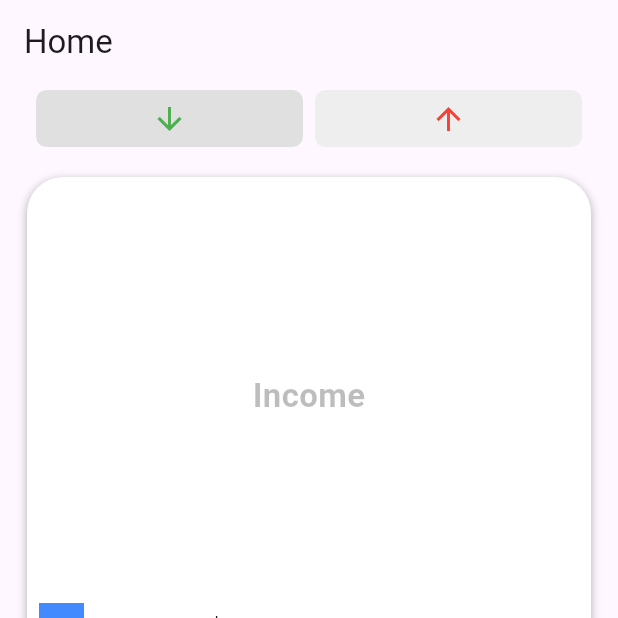
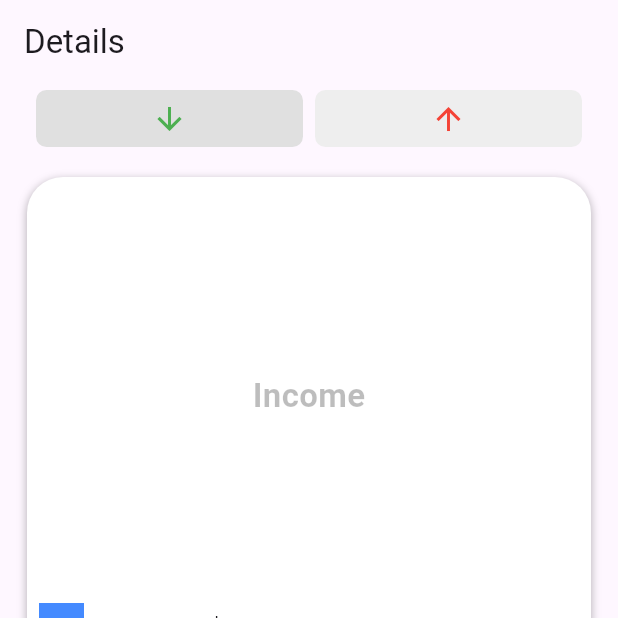
Before and after one commit to ConnorX97/finance_management, a Flutter app: the screen it shows after launch, item 2 of the bottom bar chosen, on a phone screen of 412 x 824 dp, the top half of it. Run offline on Flutter 3.47's test engine with Material 3 defaults, Android fonts, the phone set to English and light mode, and no system bars; drawn by our look-alikes of buttons_tabbar, fl_chart, salomon_bottom_bar.

Commit message:
appBarTitle

```diff
--- a/lib/views/allChartView.dart
+++ b/lib/views/allChartView.dart
@@ -18,5 +18,3 @@ class _FullChartViewState extends State<FullChartView> {
     );
   }
 }
-
-// need to be optimized
--- a/lib/views/homeView.dart
+++ b/lib/views/homeView.dart
@@ -14,13 +14,25 @@ class _HomePageState extends State<HomePage> {
   List<Widget> views = <Widget>[
     const HomeView(),
     const DetailScreen(),
-    FullChartView(),
+    const FullChartView(),
   ];
   @override
   Widget build(BuildContext context) {
     return Scaffold(
       appBar: AppBar(
-        title: const Text("Home"),
+        title:
+            (() {
+          switch (currentIndex) {
+            case 0:
+              return const Text("Home");
+            case 1:
+              return const Text("Details");
+            case 2:
+              return const Text("History");
+            default:
+              return null;
+          }
+        })(),
       ),
       body: views[currentIndex],
       bottomNavigationBar: Padding(
```
